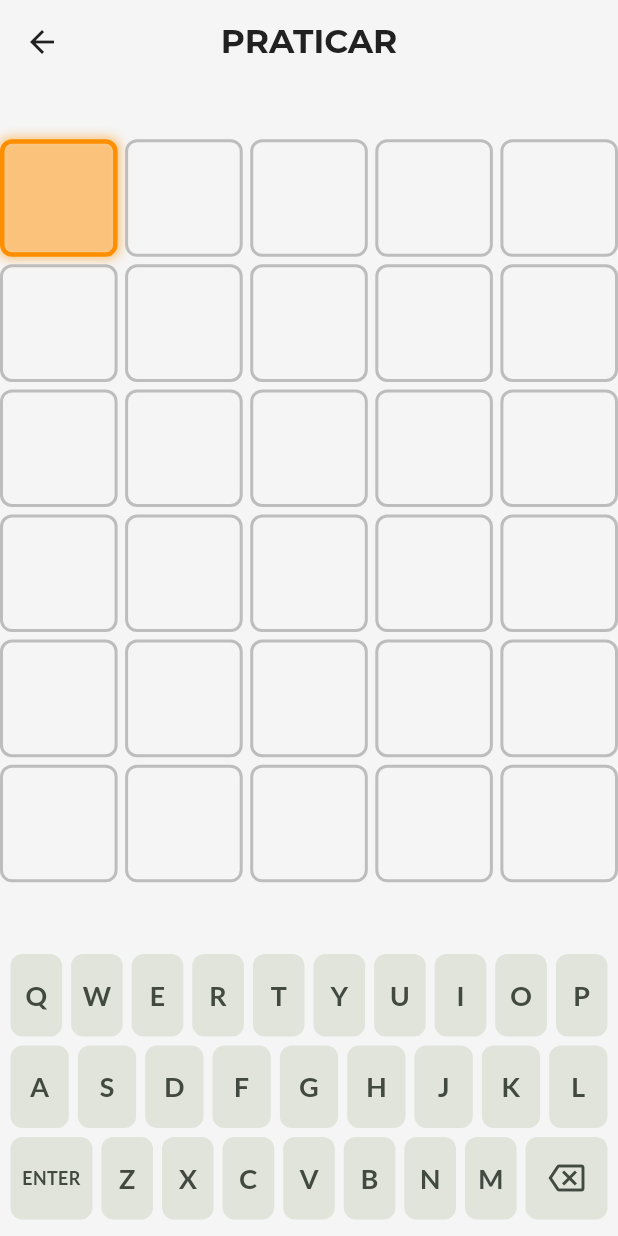
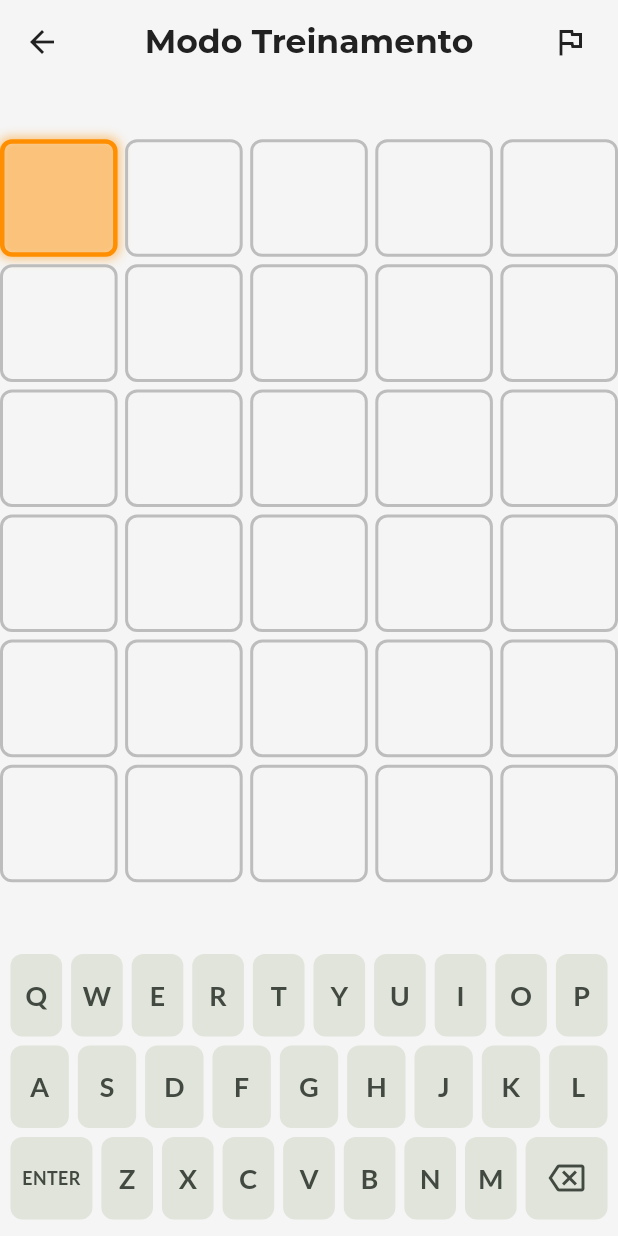
Before and after one commit to eduardofrnnds/letra_a_letra_flutter, a Flutter app: the screen it shows after launch, after a tap on "PRATICAR", on a phone screen of 412 x 824 dp. Run offline on Flutter 3.47's test engine with Material 3 defaults, Android fonts, the phone set to English and light mode, and no system bars; our stand-ins replace google_fonts, shared_preferences.

Commit message:
Corrige bugs de usabilidade

```diff
--- a/lib/config/theme/app_theme.dart
+++ b/lib/config/theme/app_theme.dart
@@ -8,8 +8,9 @@ class AppColors {
 
   // Cores semânticas para o jogo
   static const success = Color(0xFF4CAF50);
-  static const repeatedSuccess = Color(0xFF1B5E20); // Cor para letras repetidas
+  static const repeatedSuccess = Color(0xFF1B5E20);   // Verde Escuro
   static const warning = Color(0xFFFFA000);
+  static const repeatedWarning = Color(0xFFE65100); // NOVO: Laranja Escuro
   static const neutral = Color(0xFF757575);
 
   // Cores de fundo e texto
@@ -21,6 +22,7 @@ class AppColors {
   static const darkText = Color(0xFFE0E0E0);
 }
 
+// O resto da classe AppTheme permanece igual...
 class AppTheme {
   // --- TEMA CLARO ---
   static final lightTheme = ThemeData(
@@ -30,8 +32,8 @@ class AppTheme {
       seedColor: AppColors.primaryGreen,
       brightness: Brightness.light,
       primary: AppColors.primaryGreen,
-      secondary: AppColors.accentOrange,
-      tertiary: AppColors.success,
+      secondary: AppColors.accentOrange, // Cor de destaque para botões
+      tertiary: AppColors.success,      // Cor de sucesso (letra certa)
       surface: AppColors.lightBackground,
       onSurface: AppColors.lightText,
       surfaceContainer: AppColors.lightSurface,
--- a/lib/models/estado_letra.dart
+++ b/lib/models/estado_letra.dart
@@ -1,7 +1,8 @@
 enum EstadoLetra {
-  inicial,        // Estado padrão, antes do palpite
-  correto,        // Letra certa, na posição certa (Verde)
-  corretoRepetido,// Letra repetida certa, na posição certa (Verde Escuro)
-  posicaoErrada,  // Letra certa, na posição errada (Laranja/Amarelo)
-  errado,         // Letra não existe na palavra (Cinza)
+  inicial,                // Padrão
+  errado,                 // Cinza (não existe)
+  posicaoErrada,          // Laranja (existe, lugar errado)
+  posicaoErradaRepetida,  // Laranja Escuro (repetida, lugar errado)
+  correto,                // Verde (correta)
+  corretoRepetido,        // Verde Escuro (repetida, correta)
 }
--- a/lib/pages/game_page.dart
+++ b/lib/pages/game_page.dart
@@ -1,3 +1,4 @@
+import 'dart:async';
 import 'package:flutter/material.dart';
 import 'package:provider/provider.dart';
 import '../controllers/jogo_controller.dart';
@@ -6,10 +7,23 @@ import '../widgets/teclado_virtual.dart';
 
 class GamePage extends StatelessWidget {
   final bool isModoDiario;
-  const GamePage({super.key, required this.isModoDiario});
+  final JogoController? practiceController;
+
+  const GamePage({
+    super.key,
+    required this.isModoDiario,
+    this.practiceController
+  });
 
   @override
   Widget build(BuildContext context) {
+    if (!isModoDiario && practiceController != null) {
+      return ChangeNotifierProvider.value(
+        value: practiceController!,
+        child: const _GameView(),
+      );
+    }
+
     return ChangeNotifierProvider(
       create: (_) => JogoController(isModoDiario: isModoDiario),
       child: const _GameView(),
@@ -19,58 +33,75 @@ class GamePage extends StatelessWidget {
 
 class _GameView extends StatefulWidget {
   const _GameView();
-
   @override
   __GameViewState createState() => __GameViewState();
 }
 
 class __GameViewState extends State<_GameView> {
   bool _isLoading = true;
+  String? _errorMessage;
+  Timer? _errorTimer;
 
   @override
   void initState() {
     super.initState();
-    // A lógica de inicialização é chamada de forma segura
-    // após o primeiro frame da UI ser construído.
-    WidgetsBinding.instance.addPostFrameCallback((_) {
-      _initializeGame();
-    });
+    WidgetsBinding.instance.addPostFrameCallback((_) => _initializeGame());
+  }
+
+  @override
+  void dispose() {
+    _errorTimer?.cancel();
+    super.dispose();
   }
 
   Future<void> _initializeGame() async {
     final controller = context.read<JogoController>();
     if (controller.isModoDiario) {
       await controller.carregarJogoDiario();
-    } else {
-      controller.iniciarJogoTreino();
+    }
+    if (mounted) setState(() => _isLoading = false);
   }
 
-    // Após a inicialização, atualiza o estado para remover o loading
-    if (mounted) {
-      setState(() {
-        _isLoading = false;
+  void _mostrarDialogoDesistir(BuildContext context) {
+    final controller = context.read<JogoController>();
+    if (controller.jogoTerminou) return;
+
+    showDialog(
+      context: context,
+      builder: (dialogContext) => AlertDialog(
+        title: const Text('Desistir?'),
+        content: const Text('Tem a certeza de que quer desistir? A palavra será revelada.'),
+        actions: [
+          TextButton(
+            child: const Text('Cancelar'),
+            onPressed: () => Navigator.of(dialogContext).pop(),
+          ),
+          TextButton(
+            child: const Text('Desistir'),
+            onPressed: () {
+              Navigator.of(dialogContext).pop();
+              controller.desistir();
+              _mostrarDialogoFimDeJogo(controller);
+            },
+          ),
+        ],
+      ),
+    );
+  }
+
+  void _showErrorToast(String message) {
+    _errorTimer?.cancel();
+    setState(() => _errorMessage = message);
+    _errorTimer = Timer(const Duration(seconds: 3), () {
+      if (mounted) setState(() => _errorMessage = null);
     });
-    }
   }
 
   void _onEnterTapped() {
     final controller = context.read<JogoController>();
     if (controller.jogoTerminou) return;
-
     final resultado = controller.submeterPalpite();
-
-    if (resultado != null && mounted) {
-      ScaffoldMessenger.of(context).showSnackBar(
-        SnackBar(
-          content: Text(resultado),
-          backgroundColor: Theme.of(context).colorScheme.error,
-          behavior: SnackBarBehavior.floating,
-          shape: RoundedRectangleBorder(borderRadius: BorderRadius.circular(10)),
-          margin: const EdgeInsets.all(10),
-        ),
-      );
-    }
-
+    if (resultado != null) _showErrorToast(resultado);
     if (controller.jogoTerminou) {
       Future.delayed(const Duration(milliseconds: 1200), () {
         if (mounted) _mostrarDialogoFimDeJogo(controller);
@@ -111,9 +142,7 @@ class __GameViewState extends State<_GameView> {
   Widget build(BuildContext context) {
     if (_isLoading) {
       return Scaffold(
-        appBar: AppBar(
-          title: Text(context.read<JogoController>().isModoDiario ? 'PALAVRA DO DIA' : 'PRATICAR'),
-        ),
+        appBar: AppBar(title: Text(context.read<JogoController>().isModoDiario ? 'PALAVRA DO DIA' : 'PRATICAR')),
         body: const Center(child: CircularProgressIndicator()),
       );
     }
@@ -122,10 +151,23 @@ class __GameViewState extends State<_GameView> {
 
     return Scaffold(
       appBar: AppBar(
-        title: Text(controller.isModoDiario ? 'PALAVRA DO DIA' : 'PRATICAR'),
+        title: Text(controller.isModoDiario ? 'PALAVRA DO DIA' : 'Modo Treinamento'),
+        actions: [
+          if (!controller.jogoTerminou)
+            IconButton(
+              icon: const Icon(Icons.flag_outlined),
+              onPressed: () => _mostrarDialogoDesistir(context),
+              tooltip: 'Desistir',
+            ),
+          // CORREÇÃO: Botão de reiniciar removido para simplificar a UI
+          const SizedBox(width: 8),
+        ],
       ),
       body: SafeArea(
-        child: Column(
+        child: Stack(
+          alignment: Alignment.topCenter,
+          children: [
+            Column(
               children: [
                 const Spacer(),
                 const GradeJogo(),
@@ -153,6 +195,37 @@ class __GameViewState extends State<_GameView> {
                 ),
               ],
             ),
+            AnimatedSwitcher(
+              duration: const Duration(milliseconds: 300),
+              transitionBuilder: (child, animation) {
+                return FadeTransition(
+                  opacity: animation,
+                  child: SlideTransition(
+                    position: Tween<Offset>(begin: const Offset(0, -1), end: Offset.zero).animate(animation),
+                    child: child,
+                  ),
+                );
+              },
+              child: _errorMessage == null
+                  ? const SizedBox.shrink()
+                  : Material(
+                      elevation: 4,
+                      borderRadius: const BorderRadius.vertical(bottom: Radius.circular(12)),
+                      child: Container(
+                        padding: const EdgeInsets.symmetric(vertical: 12, horizontal: 24),
+                        decoration: BoxDecoration(
+                          color: Theme.of(context).colorScheme.error,
+                          borderRadius: const BorderRadius.vertical(bottom: Radius.circular(12)),
+                        ),
+                        child: Text(
+                          _errorMessage!,
+                          style: TextStyle(color: Theme.of(context).colorScheme.onError, fontWeight: FontWeight.bold),
+                        ),
+                      ),
+                    ),
+            ),
+          ],
+        ),
       ),
     );
   }
--- a/lib/pages/home_page.dart
+++ b/lib/pages/home_page.dart
@@ -1,6 +1,7 @@
 import 'package:flutter/material.dart';
 import 'package:google_fonts/google_fonts.dart';
 import 'package:provider/provider.dart';
+import '../controllers/jogo_controller.dart';
 import '../controllers/theme_controller.dart';
 import 'game_page.dart';
 
@@ -12,6 +13,9 @@ class HomePage extends StatefulWidget {
 }
 
 class _HomePageState extends State<HomePage> {
+  // Guarda a instância do controller do modo de treino.
+  JogoController? _practiceGameController;
+
   bool _isVisible = false;
 
   @override
@@ -31,7 +35,6 @@ class _HomePageState extends State<HomePage> {
       appBar: AppBar(
         backgroundColor: Colors.transparent,
         actions: [
-          // Botão para trocar o tema, agora na AppBar
           IconButton(
             icon: Icon(
               themeController.themeMode == ThemeMode.dark
@@ -60,7 +63,7 @@ class _HomePageState extends State<HomePage> {
                 crossAxisAlignment: CrossAxisAlignment.stretch,
                 children: [
                   Text(
-                    'LETRA A LETRA',
+                    'Letra a Letra',
                     textAlign: TextAlign.center,
                     style: GoogleFonts.montserrat(
                       fontSize: 48,
@@ -72,16 +75,38 @@ class _HomePageState extends State<HomePage> {
                   FilledButton.icon(
                     icon: const Icon(Icons.calendar_today),
                     label: const Text('DIÁRIO'),
-                    onPressed: () => _navigateToGame(context, isDaily: true),
+                    onPressed: () {
+                      Navigator.push(
+                        context,
+                        MaterialPageRoute(
+                          builder: (context) => const GamePage(isModoDiario: true),
+                        ),
+                      );
+                    },
                   ),
                   const SizedBox(height: 20),
                   FilledButton.icon(
                     style: FilledButton.styleFrom(
-                      backgroundColor: colors.secondary, // Usando a cor de destaque
+                      backgroundColor: colors.secondary,
                     ),
                     icon: const Icon(Icons.lightbulb_outline),
                     label: const Text('PRATICAR'),
-                    onPressed: () => _navigateToGame(context, isDaily: false),
+                    onPressed: () {
+                      // Lógica para reiniciar o jogo de treino se o anterior terminou.
+                      if (_practiceGameController == null || _practiceGameController!.jogoTerminou) {
+                        _practiceGameController = JogoController(isModoDiario: false)..iniciarJogoTreino();
+                      }
+
+                      Navigator.push(
+                        context,
+                        MaterialPageRoute(
+                          builder: (context) => GamePage(
+                            isModoDiario: false,
+                            practiceController: _practiceGameController,
+                          ),
+                        ),
+                      );
+                    },
                   ),
                 ],
               ),
@@ -91,13 +116,4 @@ class _HomePageState extends State<HomePage> {
       ),
     );
   }
-
-  void _navigateToGame(BuildContext context, {required bool isDaily}) {
-    Navigator.push(
-      context,
-      MaterialPageRoute(
-        builder: (context) => GamePage(isModoDiario: isDaily),
-      ),
-    );
-  }
 }
--- a/lib/widgets/teclado_virtual.dart
+++ b/lib/widgets/teclado_virtual.dart
@@ -7,7 +7,6 @@ class TecladoVirtual extends StatelessWidget {
   final VoidCallback onEnterTapped;
   final Map<String, EstadoLetra> estadosTeclado;
 
-  // CORREÇÃO: Usando a sintaxe moderna 'super.key'
   const TecladoVirtual({
     super.key,
     required this.onKeyTapped,
@@ -37,10 +36,17 @@ class TecladoVirtual extends StatelessWidget {
               if (key == '⌫') {
                 return BotaoTeclado.special(onTap: onBackspaceTapped, icon: Icons.backspace_outlined);
               }
+
+              final estado = estadosTeclado[key] ?? EstadoLetra.inicial;
+
+              if (estado == EstadoLetra.errado) {
+                return const Expanded(flex: 2, child: SizedBox());
+              }
+
               return BotaoTeclado(
                 onTap: (letra) => onKeyTapped(letra),
                 letra: key,
-                estado: estadosTeclado[key] ?? EstadoLetra.inicial,
+                estado: estado,
               );
             }).toList(),
           );
@@ -58,23 +64,8 @@ class BotaoTeclado extends StatelessWidget {
   final IconData? icon;
   final Function onTap;
 
-  // CORREÇÃO: Usando a sintaxe moderna 'super.key'
-  const BotaoTeclado({
-    super.key,
-    required this.onTap,
-    required this.letra,
-    this.estado = EstadoLetra.inicial,
-    this.flex = 2,
-  }) : label = null, icon = null;
-
-  // CORREÇÃO: Usando a sintaxe moderna 'super.key'
-  const BotaoTeclado.special({
-    super.key,
-    required this.onTap,
-    this.label,
-    this.icon,
-    this.flex = 3,
-  }) : letra = null, estado = null;
+  const BotaoTeclado({ super.key, required this.onTap, required this.letra, this.estado = EstadoLetra.inicial, this.flex = 2,}) : label = null, icon = null;
+  const BotaoTeclado.special({ super.key, required this.onTap, this.label, this.icon, this.flex = 3,}) : letra = null, estado = null;
 
   @override
   Widget build(BuildContext context) {
@@ -90,12 +81,9 @@ class BotaoTeclado extends StatelessWidget {
           corTexto = colors.onTertiary;
           break;
         case EstadoLetra.posicaoErrada:
+        case EstadoLetra.posicaoErradaRepetida: // NOVO
           corFundo = colors.secondary;
           corTexto = colors.onSecondary;
-          break;
-        case EstadoLetra.errado:
-          corFundo = colors.outline;
-          corTexto = colors.onSurface;
           break;
         default:
           corFundo = colors.surfaceContainerHighest;
@@ -134,12 +122,8 @@ class BotaoTeclado extends StatelessWidget {
   }
 
   Widget _buildChild(Color color) {
-    if (label != null) {
-      return Text(label!, style: TextStyle(fontSize: 12, fontWeight: FontWeight.bold, color: color));
-    }
-    if (icon != null) {
-      return Icon(icon, size: 24, color: color);
-    }
+    if (label != null) return Text(label!, style: TextStyle(fontSize: 12, fontWeight: FontWeight.bold, color: color));
+    if (icon != null) return Icon(icon, size: 24, color: color);
     return Text(letra!, style: TextStyle(fontSize: 18, fontWeight: FontWeight.bold, color: color));
   }
 }
```
Also changed, not shown: lib/controllers/jogo_controller.dart (+48 -30 lines), lib/models/tentativa_model.dart (added). Lines whose indentation alone changed are shown as unchanged.
